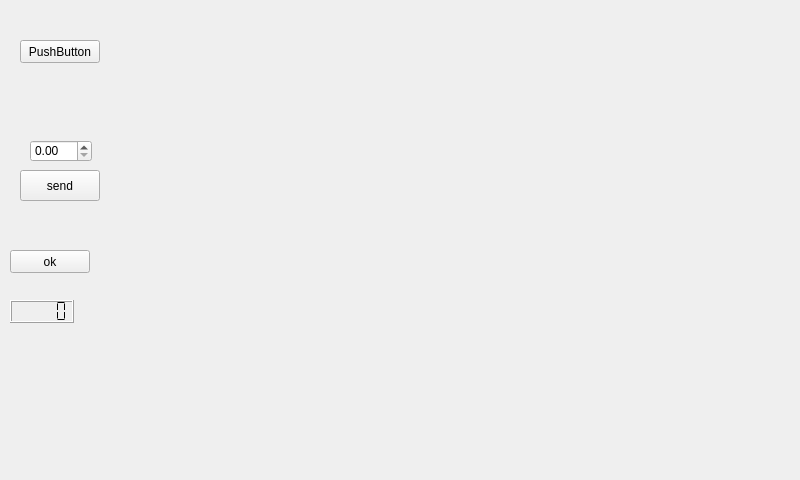
This is mainwindow.ui in antoinnneee/Heat_Monitor as Qt 5 draws it before an edit. The edited form follows.
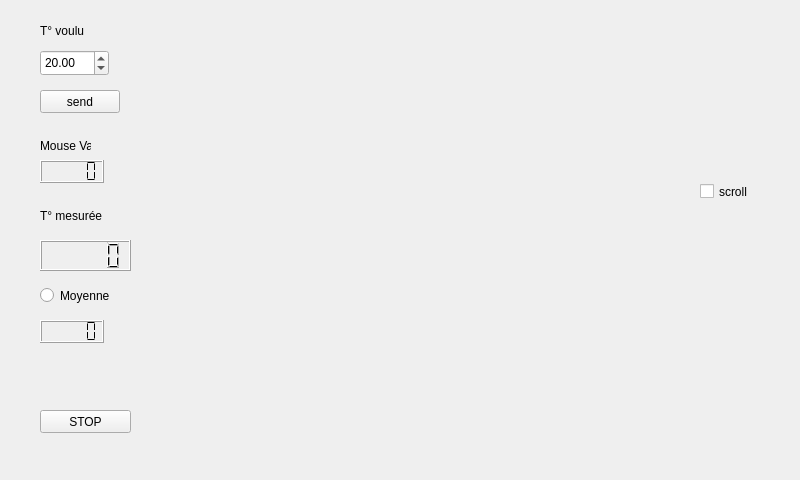
This is the edited form.

Patch:
```diff
--- a/mainwindow.ui
+++ b/mainwindow.ui
@@ -2,6 +2,9 @@
 <ui version="4.0">
  <class>MainWindow</class>
  <widget class="QMainWindow" name="MainWindow">
+  <property name="enabled">
+   <bool>true</bool>
+  </property>
   <property name="geometry">
    <rect>
     <x>0</x>
@@ -14,86 +17,171 @@
    <string>MainWindow</string>
   </property>
   <widget class="QWidget" name="centralWidget">
-   <widget class="QPushButton" name="pushButton">
+   <widget class="QLCDNumber" name="lcdNumber">
     <property name="geometry">
      <rect>
-      <x>20</x>
-      <y>40</y>
-      <width>80</width>
+      <x>40</x>
+      <y>320</y>
+      <width>64</width>
       <height>23</height>
      </rect>
     </property>
+    <property name="segmentStyle">
+     <enum>QLCDNumber::Flat</enum>
+    </property>
+   </widget>
+   <widget class="QLabel" name="label">
+    <property name="geometry">
+     <rect>
+      <x>40</x>
+      <y>130</y>
+      <width>51</width>
+      <height>31</height>
+     </rect>
+    </property>
     <property name="text">
-     <string>PushButton</string>
+     <string>Mouse Value</string>
     </property>
    </widget>
    <widget class="QPushButton" name="pushButton_2">
     <property name="geometry">
      <rect>
-      <x>10</x>
-      <y>250</y>
+      <x>40</x>
+      <y>410</y>
+      <width>91</width>
+      <height>23</height>
+     </rect>
+    </property>
+    <property name="cursor">
+     <cursorShape>PointingHandCursor</cursorShape>
+    </property>
+    <property name="text">
+     <string>STOP</string>
+    </property>
+   </widget>
+   <widget class="QLCDNumber" name="lcdNumber_2">
+    <property name="geometry">
+     <rect>
+      <x>40</x>
+      <y>160</y>
+      <width>64</width>
+      <height>23</height>
+     </rect>
+    </property>
+    <property name="segmentStyle">
+     <enum>QLCDNumber::Flat</enum>
+    </property>
+   </widget>
+   <widget class="QPushButton" name="send">
+    <property name="geometry">
+     <rect>
+      <x>40</x>
+      <y>90</y>
       <width>80</width>
       <height>23</height>
      </rect>
     </property>
     <property name="text">
-     <string>ok</string>
+     <string>send</string>
     </property>
    </widget>
    <widget class="QWidget" name="gridLayoutWidget">
     <property name="geometry">
      <rect>
-      <x>110</x>
-      <y>20</y>
+      <x>190</x>
+      <y>10</y>
       <width>491</width>
       <height>421</height>
      </rect>
     </property>
-    <layout class="QGridLayout" name="gridLayout"/>
-   </widget>
-   <widget class="QLCDNumber" name="lcdNumber">
-    <property name="geometry">
-     <rect>
-      <x>10</x>
-      <y>300</y>
-      <width>64</width>
-      <height>23</height>
-     </rect>
-    </property>
-    <property name="segmentStyle">
-     <enum>QLCDNumber::Flat</enum>
-    </property>
-   </widget>
-   <widget class="QPushButton" name="send">
-    <property name="geometry">
-     <rect>
-      <x>20</x>
-      <y>170</y>
-      <width>80</width>
-      <height>31</height>
-     </rect>
-    </property>
-    <property name="cursor">
-     <cursorShape>PointingHandCursor</cursorShape>
-    </property>
-    <property name="text">
-     <string>send</string>
-    </property>
-    <property name="default">
-     <bool>false</bool>
-    </property>
-    <property name="flat">
-     <bool>false</bool>
-    </property>
+    <layout class="QGridLayout" name="gridLayout">
+     <property name="sizeConstraint">
+      <enum>QLayout::SetMinimumSize</enum>
+     </property>
+    </layout>
    </widget>
    <widget class="QDoubleSpinBox" name="doubleSpinBox">
     <property name="geometry">
      <rect>
-      <x>30</x>
-      <y>140</y>
-      <width>62</width>
-      <height>22</height>
+      <x>40</x>
+      <y>50</y>
+      <width>69</width>
+      <height>26</height>
      </rect>
+    </property>
+    <property name="cursor">
+     <cursorShape>PointingHandCursor</cursorShape>
+    </property>
+    <property name="singleStep">
+     <double>0.500000000000000</double>
+    </property>
+    <property name="value">
+     <double>20.000000000000000</double>
+    </property>
+   </widget>
+   <widget class="QCheckBox" name="cBscroll">
+    <property name="geometry">
+     <rect>
+      <x>700</x>
+      <y>180</y>
+      <width>92</width>
+      <height>23</height>
+     </rect>
+    </property>
+    <property name="cursor">
+     <cursorShape>PointingHandCursor</cursorShape>
+    </property>
+    <property name="text">
+     <string>scroll</string>
+    </property>
+   </widget>
+   <widget class="QLabel" name="label_3">
+    <property name="geometry">
+     <rect>
+      <x>40</x>
+      <y>20</y>
+      <width>71</width>
+      <height>21</height>
+     </rect>
+    </property>
+    <property name="text">
+     <string>T° voulu</string>
+    </property>
+   </widget>
+   <widget class="QLabel" name="label_4">
+    <property name="geometry">
+     <rect>
+      <x>40</x>
+      <y>190</y>
+      <width>111</width>
+      <height>51</height>
+     </rect>
+    </property>
+    <property name="text">
+     <string>T° mesurée</string>
+    </property>
+   </widget>
+   <widget class="QLCDNumber" name="lcdnumber3">
+    <property name="geometry">
+     <rect>
+      <x>40</x>
+      <y>240</y>
+      <width>91</width>
+      <height>31</height>
+     </rect>
+    </property>
+   </widget>
+   <widget class="QRadioButton" name="radioButton">
+    <property name="geometry">
+     <rect>
+      <x>40</x>
+      <y>280</y>
+      <width>131</width>
+      <height>31</height>
+     </rect>
+    </property>
+    <property name="text">
+     <string>Moyenne</string>
     </property>
    </widget>
   </widget>
```
Left out of the diff: 3 changed lines with no effect on the pictures.
